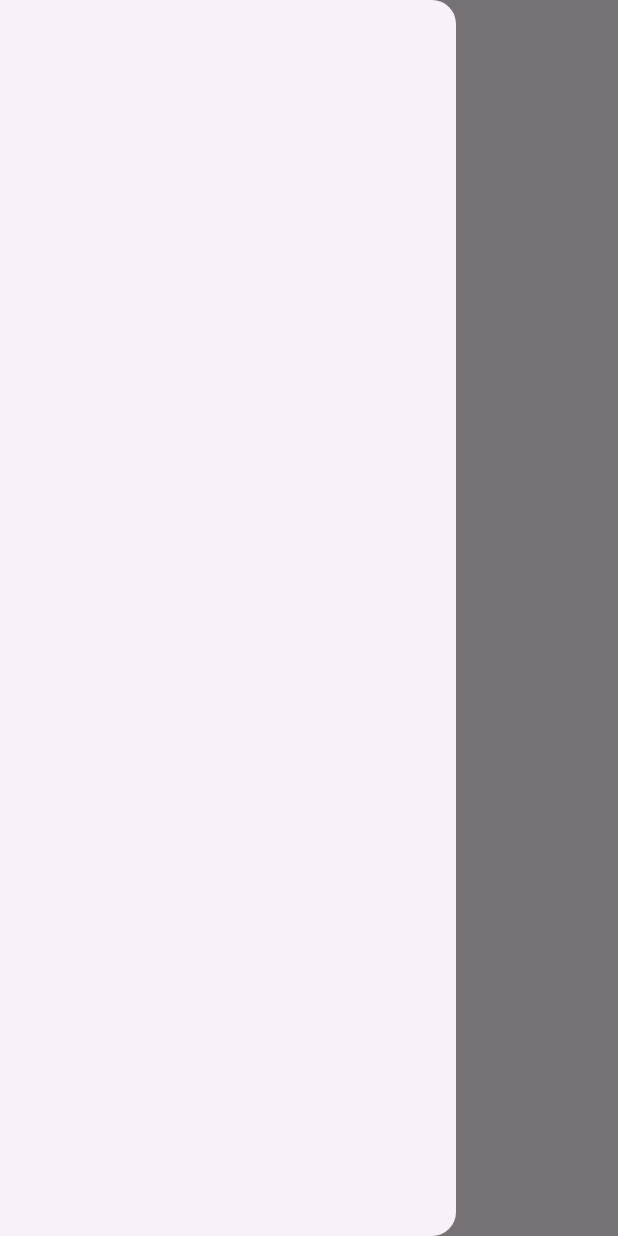
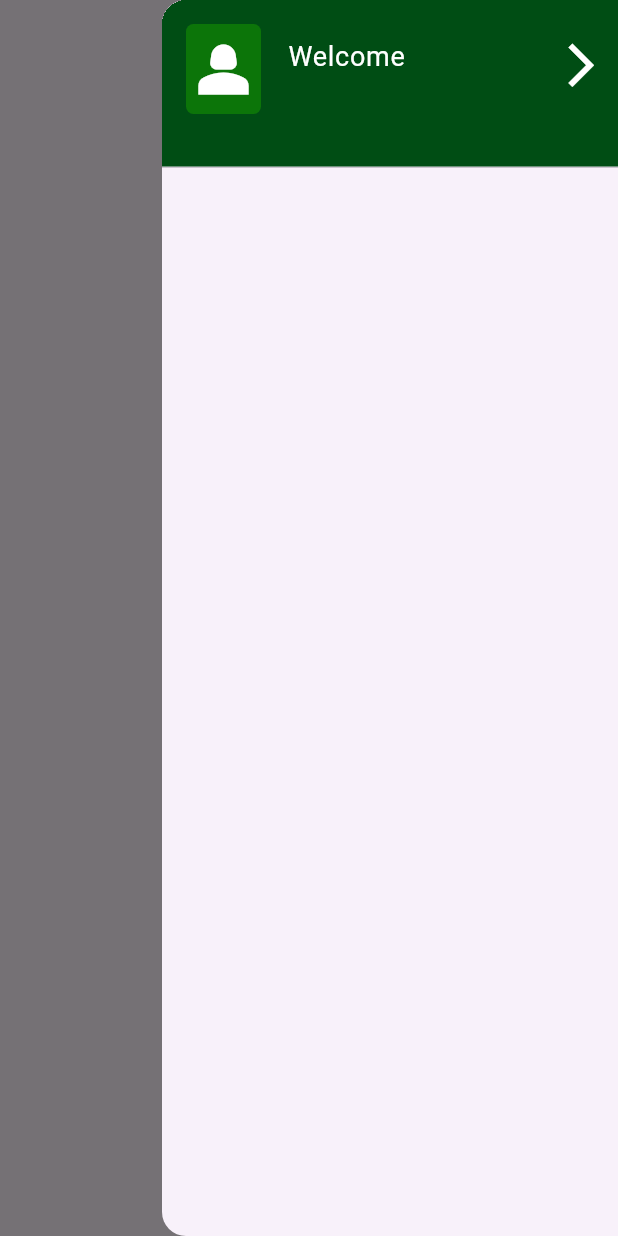
Before and after one commit to AVtheking/Justice_link, a Flutter app: the screen it shows after launch, with the side drawer open, on a phone screen of 412 x 824 dp. Run offline on Flutter 3.47's test engine with Material 3 defaults, Android fonts, the phone set to English and light mode, and no system bars.

```diff
--- a/lib/screens/home_screen.dart
+++ b/lib/screens/home_screen.dart
@@ -1,18 +1,79 @@
 import 'package:flutter/material.dart';
 
 class HomeScreen extends StatefulWidget {
-  const HomeScreen({super.key});
+  const HomeScreen({Key? key}) : super(key: key);
 
   @override
-  State<HomeScreen> createState() => _MyWidgetState();
+  State<HomeScreen> createState() => _HomeScreen();
 }
 
-class _MyWidgetState extends State<HomeScreen> {
+class _HomeScreen extends State<HomeScreen> {
   @override
   Widget build(BuildContext context) {
     return Scaffold(
-      appBar: AppBar(),
-      drawer: Drawer(),
+      appBar: AppBar(
+        iconTheme: const IconThemeData(color: Color(0xFF004D14), size: 30),
+      ),
+      endDrawer: Drawer(
+        child: Column(
+          children: [
+            SizedBox(
+              height: 120,
+              child: DrawerHeader(
+                decoration: const BoxDecoration(
+                  color: Color(0xFF004D14),
+                ),
+                child: Row(
+                  mainAxisAlignment: MainAxisAlignment.start,
+                  crossAxisAlignment: CrossAxisAlignment.start,
+                  children: [
+                    Container(
+                      height: 60,
+                      decoration: BoxDecoration(
+                        color: const Color.fromARGB(255, 12, 117, 9),
+                        borderRadius: BorderRadius.circular(5),
+                      ),
+                      child: const Icon(
+                        Icons.person_2_sharp,
+                        size: 50,
+                        color: Colors.white,
+                      ),
+                    ),
+                    const SizedBox(
+                      width: 10,
+                    ),
+                    const Padding(
+                      padding: EdgeInsets.all(8.0),
+                      child: Text(
+                        "Welcome",
+                        style: TextStyle(color: Colors.white, fontSize: 18),
+                      ),
+                    ),
+                    const Expanded(
+                      child: Padding(
+                        padding: EdgeInsets.only(top: 10),
+                        child: Row(
+                          mainAxisAlignment: MainAxisAlignment.end,
+                          children: [
+                            RotatedBox(
+                                quarterTurns: 2,
+                                child: Icon(
+                                  Icons.arrow_back_ios,
+                                  color: Colors.white,
+                                  size: 35,
+                                )),
+                          ],
+                        ),
+                      ),
+                    )
+                  ],
+                ),
+              ),
+            ),
+
+          ],
+        ),
+      ),
     );
   }
 }
```
